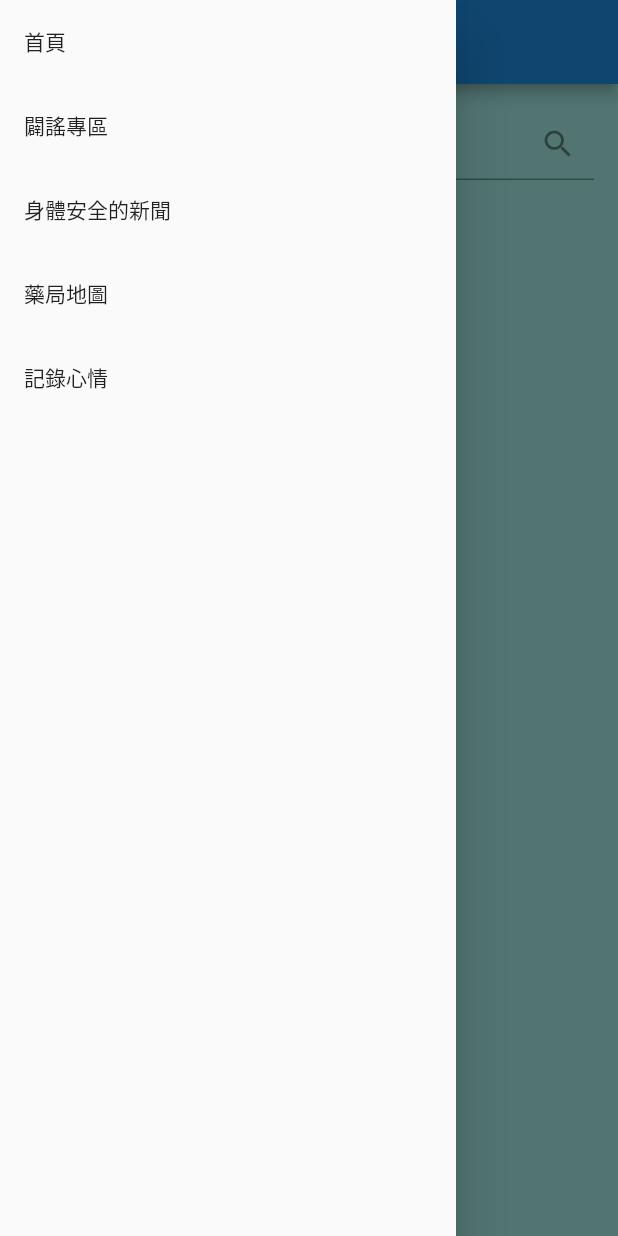
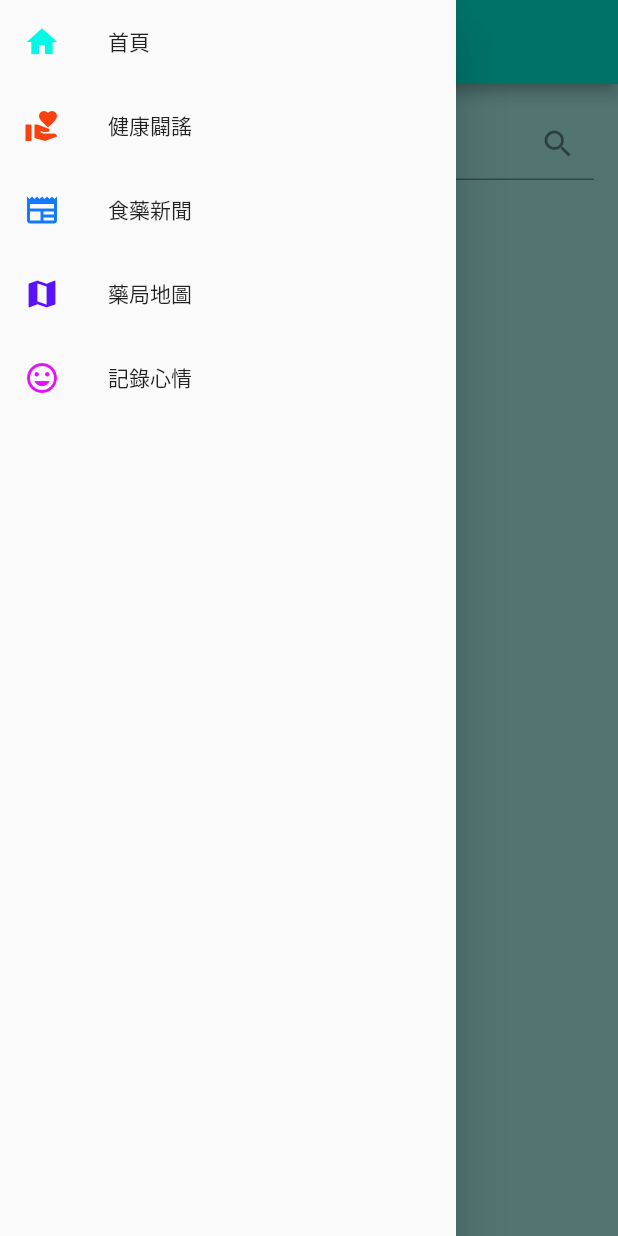
Before and after one commit to hsinyi-lin/HealNow-2.0, a Flutter app: the screen it shows after launch, with the side drawer open, on a phone screen of 412 x 824 dp. Run offline on Flutter 3.47's test engine with Material 2 defaults, Android fonts, the phone set to English and light mode, and no system bars; our stand-ins replace google_maps_flutter, sqflite; missing offline and left inert: postgres; accounts and stored records are empty.

```diff
--- a/lib/main.dart
+++ b/lib/main.dart
@@ -2,6 +2,8 @@ import 'package:flutter/material.dart';
 import 'home.dart';
 import 'map.dart';
 import 'mood.dart';
+import 'news.dart';
+import 'rumor.dart';
 
 void main() {
   runApp(
@@ -19,7 +21,14 @@ class MyApp extends StatelessWidget {
   Widget build(BuildContext context) {
     return Scaffold(
       appBar: AppBar(
-        title: const Text('App Title'),
+        title: const Text(
+          'HealNow',
+          style: TextStyle(
+            color: Colors.black,
+          ), // 设置字体颜色为黑色
+        ),
+        backgroundColor: Color(0xFF00FAE5),
+        iconTheme: IconThemeData(color: Colors.black), // 设置菜单图标颜色为黑色
       ),
       body: const Myhome(), // 將首頁視圖添加到主頁面
       drawer: const AppDrawer(), // 使用全局抽屜
@@ -32,7 +41,8 @@ class AppDrawer extends StatelessWidget {
 
   void navigateToPage(BuildContext context, Widget page) {
     Navigator.pop(context); // 關閉抽屜
-    Navigator.pushReplacement(context, MaterialPageRoute(builder: (context) => page));
+    Navigator.pushReplacement(
+        context, MaterialPageRoute(builder: (context) => page));
   }
 
   @override
@@ -40,7 +50,17 @@ class AppDrawer extends StatelessWidget {
     return Drawer(
       child: ListView(
         children: [
+          // const UserAccountsDrawerHeader(
+          //   accountName: Text(''),
+          //   accountEmail: Text(''),
+
+          //   margin: EdgeInsets.only(bottom: 1), // 仅调整底部外边距
+          //   decoration: BoxDecoration(
+          //     color: Colors.white, // 设置背景颜色为0xFF00BEFA
+          //   ),
+          // ),
           ListTile(
+            leading: Icon(Icons.home, color: Color(0xFF00FAE5)), // 主页图标
             title: const Text('首頁'),
             onTap: () {
               Navigator.pop(context);
@@ -54,18 +74,32 @@ class AppDrawer extends StatelessWidget {
             // },
           ),
           ListTile(
-            title: const Text('闢謠專區'),
+            leading: const Icon(Icons.volunteer_activism,
+                color: Color(0xFFF9410E)), // 图标
+            title: const Text('健康闢謠'),
             onTap: () {
               Navigator.pop(context);
+              Navigator.pushReplacement(
+                context,
+                MaterialPageRoute(builder: (context) => const RumorPage()),
+              );
             },
           ),
           ListTile(
-            title: const Text('身體安全的新聞'),
+            leading:
+                const Icon(Icons.newspaper, color: Color(0xFF1179FA)), // 图标
+            title: const Text('食藥新聞'),
             onTap: () {
               Navigator.pop(context);
+              Navigator.pushReplacement(
+                context,
+                MaterialPageRoute(builder: (context) => const NewsPage()),
+              );
             },
           ),
           ListTile(
+            leading: const Icon(Icons.map,
+                color: Color.fromARGB(255, 91, 17, 250)), // 图标
             title: const Text('藥局地圖'),
             onTap: () {
               Navigator.pop(context);
@@ -76,6 +110,8 @@ class AppDrawer extends StatelessWidget {
             },
           ),
           ListTile(
+            leading: const Icon(Icons.mood,
+                color: Color.fromARGB(255, 227, 17, 250)), // 图标
             title: const Text('記錄心情'),
             onTap: () {
               Navigator.pop(context);
```
